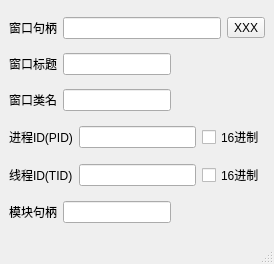
This is ui/wnd_main.ui in decenfrontier/ReverseToolKit as Qt 5 draws it before an edit. The edited form follows.
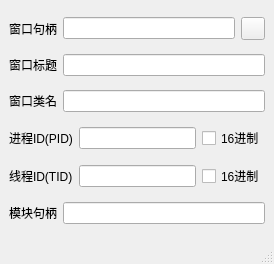
This is the edited form.

The edit to the form file:
```diff
--- a/ui/wnd_main.ui
+++ b/ui/wnd_main.ui
@@ -30,7 +30,7 @@
       <item>
        <widget class="QToolButton" name="btn_attach">
         <property name="text">
-         <string>XXX</string>
+         <string/>
         </property>
        </widget>
       </item>
@@ -48,19 +48,6 @@
       <item>
        <widget class="QLineEdit" name="edt_wnd_title"/>
       </item>
-      <item>
-       <spacer name="horizontalSpacer">
-        <property name="orientation">
-         <enum>Qt::Horizontal</enum>
-        </property>
-        <property name="sizeHint" stdset="0">
-         <size>
-          <width>40</width>
-          <height>20</height>
-         </size>
-        </property>
-       </spacer>
-      </item>
      </layout>
     </item>
     <item>
@@ -75,19 +62,6 @@
       <item>
        <widget class="QLineEdit" name="edt_wnd_class"/>
       </item>
-      <item>
-       <spacer name="horizontalSpacer_2">
-        <property name="orientation">
-         <enum>Qt::Horizontal</enum>
-        </property>
-        <property name="sizeHint" stdset="0">
-         <size>
-          <width>40</width>
-          <height>20</height>
-         </size>
-        </property>
-       </spacer>
-      </item>
      </layout>
     </item>
     <item>
@@ -148,19 +122,6 @@
         </property>
        </widget>
       </item>
-      <item>
-       <spacer name="horizontalSpacer_3">
-        <property name="orientation">
-         <enum>Qt::Horizontal</enum>
-        </property>
-        <property name="sizeHint" stdset="0">
-         <size>
-          <width>40</width>
-          <height>20</height>
-         </size>
-        </property>
-       </spacer>
-      </item>
      </layout>
     </item>
    </layout>
```
